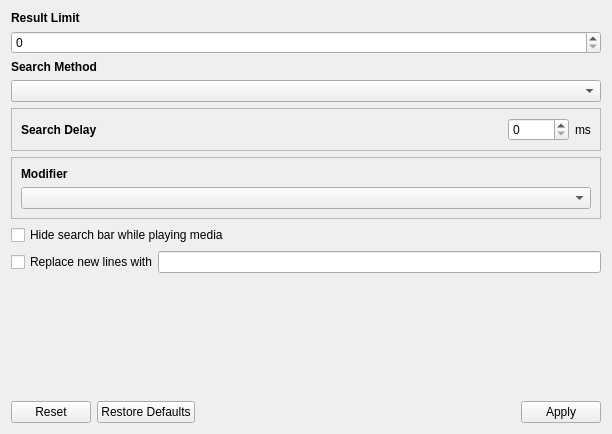
Old version of the form src/gui/widgets/searchsettings.ui in the repository ripose-jp/Memento.
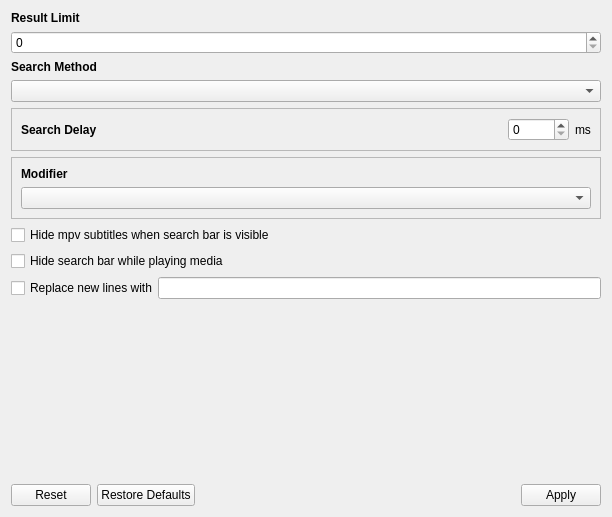
New version of the form.

Commit message: mpv subtitles now automatically hide when paused

Patch:
```diff
--- a/src/gui/widgets/searchsettings.ui
+++ b/src/gui/widgets/searchsettings.ui
@@ -7,7 +7,7 @@
     <x>0</x>
     <y>0</y>
     <width>612</width>
-    <height>434</height>
+    <height>517</height>
    </rect>
   </property>
   <property name="windowTitle">
@@ -28,7 +28,7 @@
         <x>0</x>
         <y>0</y>
         <width>600</width>
-        <height>378</height>
+        <height>461</height>
        </rect>
       </property>
       <layout class="QVBoxLayout" name="layoutScrollArea">
@@ -174,6 +174,13 @@
          </layout>
         </widget>
        </item>
+       <item>
+        <widget class="QCheckBox" name="checkHideSubs">
+         <property name="text">
+          <string>Hide mpv subtitles when search bar is visible</string>
+         </property>
+        </widget>
+       </item>
        <item>
         <widget class="QCheckBox" name="checkHideSearch">
          <property name="text">
```
The commit also changes 8 other files.
